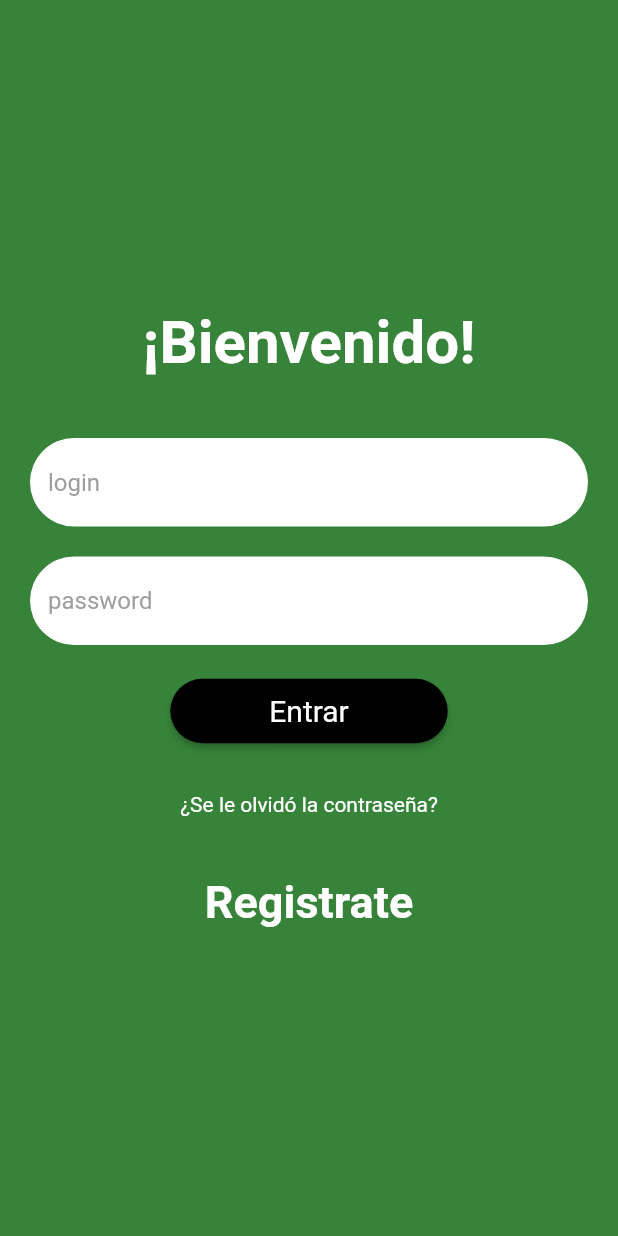
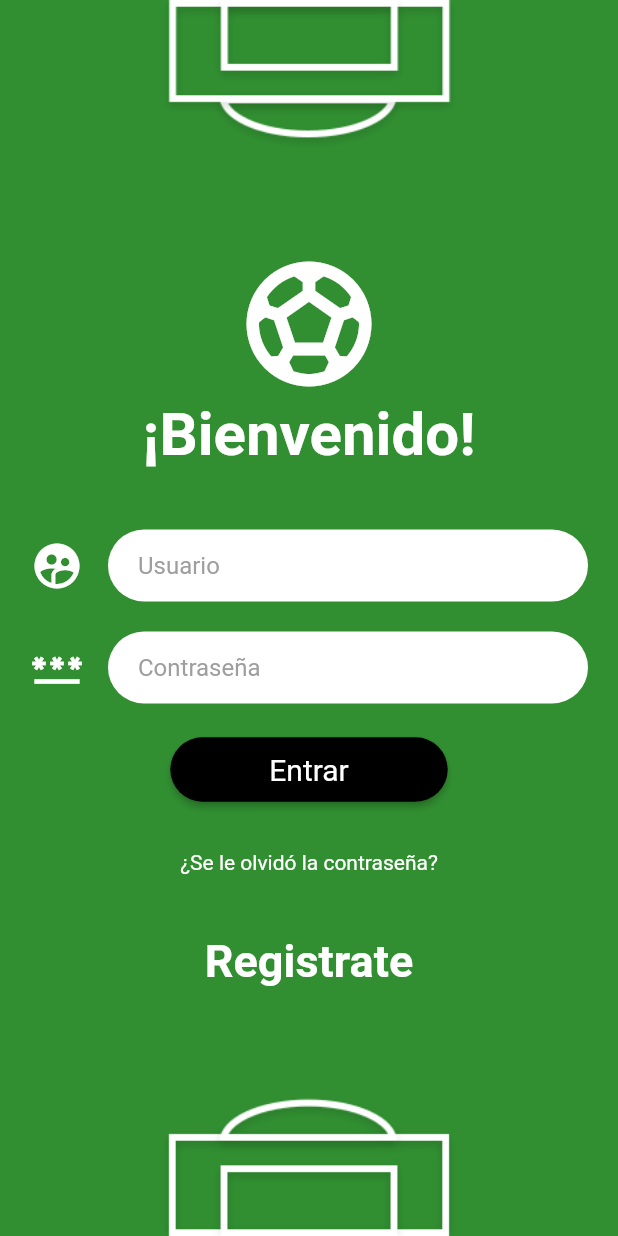
Before and after one commit to PablinhoTOY/InstaFurbo, a Flutter app: the screen it shows after launch, on a phone screen of 412 x 824 dp. Run offline on Flutter 3.47's test engine with Material 2 defaults, Android fonts, the phone set to English and light mode, and no system bars.

Commit message:
login nuevo

```diff
--- a/lib/pages/login.dart
+++ b/lib/pages/login.dart
@@ -1,4 +1,5 @@
 import 'package:flutter/material.dart';
+import '../homepage.dart';
 
 class LoginScreen extends StatefulWidget {
   const LoginScreen({Key? key}) : super(key: key);
@@ -17,13 +18,17 @@ class _LoginScreenState extends State<LoginScreen> {
     return Scaffold(
       body: Container(
         decoration: const BoxDecoration(
-          color: Color.fromARGB(255, 54, 131, 57),
+          image: DecorationImage(
+            image: AssetImage('lib/Assets/img/cancha.png'),
+            fit: BoxFit.cover,
+          ),
         ),
         constraints: const BoxConstraints.expand(),
         child: SafeArea(
           child: Column(
             mainAxisAlignment: MainAxisAlignment.center,
             children: <Widget>[
+              Icon(Icons.sports_soccer, size: 100, color: Colors.white,),
               Text(
                 '¡Bienvenido!',
                 textAlign: TextAlign.center,
@@ -43,9 +48,15 @@ class _LoginScreenState extends State<LoginScreen> {
                     color: Colors.black,
                   ),
                   decoration: const InputDecoration(
+                    contentPadding: EdgeInsets.symmetric(vertical: 12.5, horizontal: 20),
+                    icon: Icon(
+                      Icons.supervised_user_circle_rounded,
+                      color: Colors.white,
+                      size: 36,
+                    ),
                     filled: true,
                     fillColor: Colors.white,
-                    hintText: 'login',
+                    hintText: 'Usuario',
                     hintStyle: TextStyle(color: Colors.grey),
                     border: OutlineInputBorder(
                       borderRadius: BorderRadius.all(
@@ -67,9 +78,15 @@ class _LoginScreenState extends State<LoginScreen> {
                     color: Colors.black,
                   ),
                   decoration: const InputDecoration(
+                    contentPadding: EdgeInsets.symmetric(vertical: 12.5, horizontal: 20),
+                    icon: Icon(
+                      Icons.password,
+                      color: Colors.white,
+                      size: 36,
+                    ),
                     filled: true,
                     fillColor: Colors.white,
-                    hintText: 'password',
+                    hintText: 'Contraseña',
                     hintStyle: TextStyle(color: Colors.grey),
                     border: OutlineInputBorder(
                       borderRadius: BorderRadius.all(
@@ -93,7 +110,10 @@ class _LoginScreenState extends State<LoginScreen> {
                     shape: RoundedRectangleBorder(
                       borderRadius: BorderRadius.circular(50),
                     )),
-                onPressed: () async {},
+                onPressed: () {
+                  Navigator.push(context,
+                      MaterialPageRoute(builder: (context) => MyHomePage()));
+                },
                 child: const Padding(
                   padding: EdgeInsets.symmetric(
                     vertical: 10.0,
--- a/pubspec.yaml
+++ b/pubspec.yaml
@@ -60,9 +60,8 @@ flutter:
   uses-material-design: true
 
   # To add assets to your application, add an assets section, like this:
-  # assets:
-  #   - images/a_dot_burr.jpeg
-  #   - images/a_dot_ham.jpeg
+  assets:
+     - lib/Assets/img/
 
   # An image asset can refer to one or more resolution-specific "variants", see
   # https://flutter.dev/assets-and-images/#resolution-aware
```
Also changed, not shown: lib/Assets/img/campo_furbo.png (added), lib/Assets/img/cancha.png (added).
